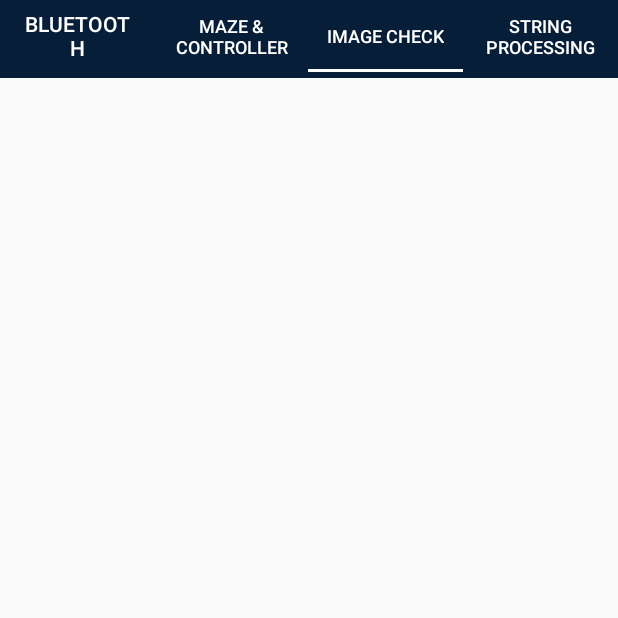
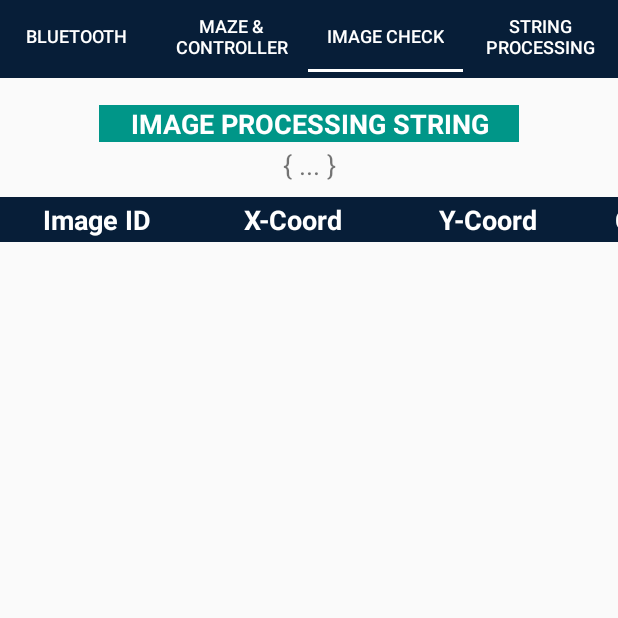
Before and after one commit to gerald-lnj/MDP-group-13, an Android app: the screen it shows after launch (MainActivity), tab 3 chosen, on a phone screen of 412 x 824 dp, the top half of it. Run offline under Robolectric (Android 15) with nearby library versions, the phone set to English and light mode, and no system bars.

Commit message:
latest files

```diff
--- a/Android/app/src/main/java/com/example/mdp_android/MainActivity.java
+++ b/Android/app/src/main/java/com/example/mdp_android/MainActivity.java
@@ -83,6 +83,44 @@ public class MainActivity extends AppCompatActivity implements SensorEventListen
             int MY_PERMISSIONS_REQUEST_ACCESS_COARSE_LOCATION = 1;
             ActivityCompat.requestPermissions(this, new String[]{Manifest.permission.ACCESS_COARSE_LOCATION}, MY_PERMISSIONS_REQUEST_ACCESS_COARSE_LOCATION);
         }
+
+        //Tab layout tab items
+        Toolbar toolbar = findViewById(R.id.toolbar);
+        TabLayout tabLayout = findViewById(R.id.tabLayout);
+        TabItem tabMap = findViewById(R.id.map);
+        TabItem tabComm = findViewById(R.id.comm);
+        TabItem tabBluetooth = findViewById(R.id.bluetooth);
+        TabItem tabImage = findViewById(R.id.imagecheck);
+
+        final ViewPager mViewPager = findViewById(R.id.container);
+        SectionPageAdapter pageAdapter = new SectionPageAdapter(getSupportFragmentManager(), tabLayout.getTabCount());
+        mViewPager.setAdapter(pageAdapter);
+
+        tabLayout.addOnTabSelectedListener(new TabLayout.OnTabSelectedListener()
+        {
+            @Override
+            public void onTabSelected(TabLayout.Tab tab)
+            {
+                final InputMethodManager imm = (InputMethodManager)getSystemService(Context.INPUT_METHOD_SERVICE);
+                imm.hideSoftInputFromWindow(mViewPager.getWindowToken(), 0);
+                mViewPager.setCurrentItem(tab.getPosition());
+            }
+
+            @Override
+            public void onTabUnselected(TabLayout.Tab tab)
+            {
+
+            }
+
+            @Override
+            public void onTabReselected(TabLayout.Tab tab)
+            {
+
+            }
+        });
+
+        mViewPager.addOnPageChangeListener(new TabLayout.TabLayoutOnPageChangeListener(tabLayout));
+        mViewPager.setCurrentItem(1);
 
         //Bluetooth
         mBluetoothMgr = new BluetoothManager(this, mHandler);
```
